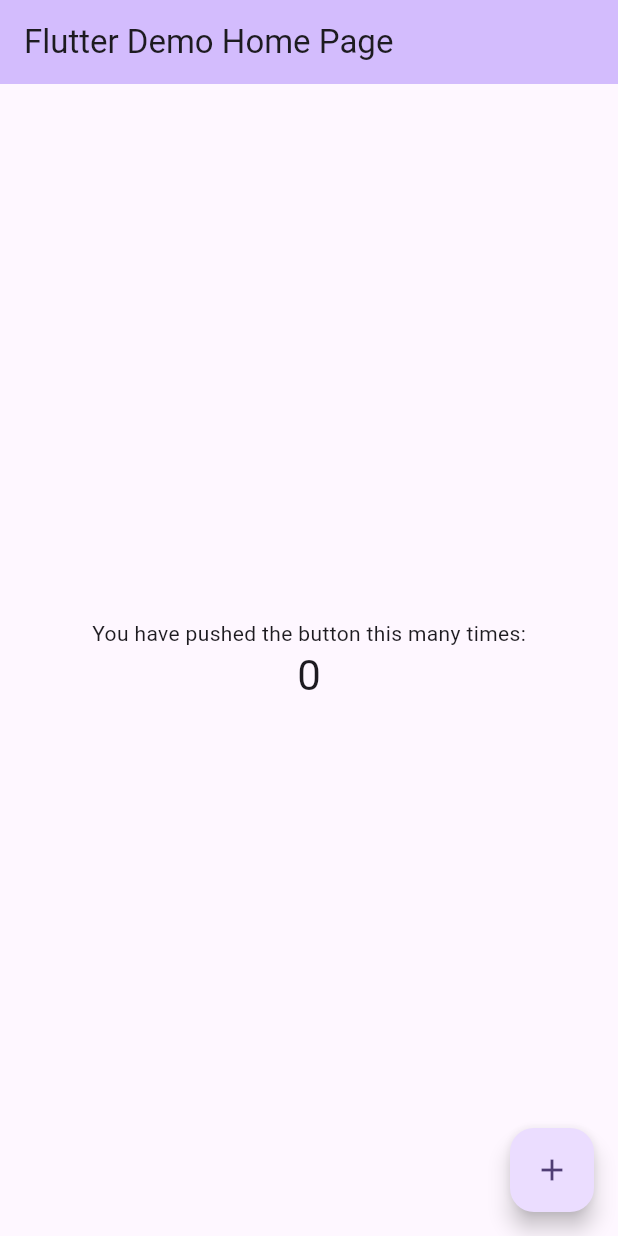
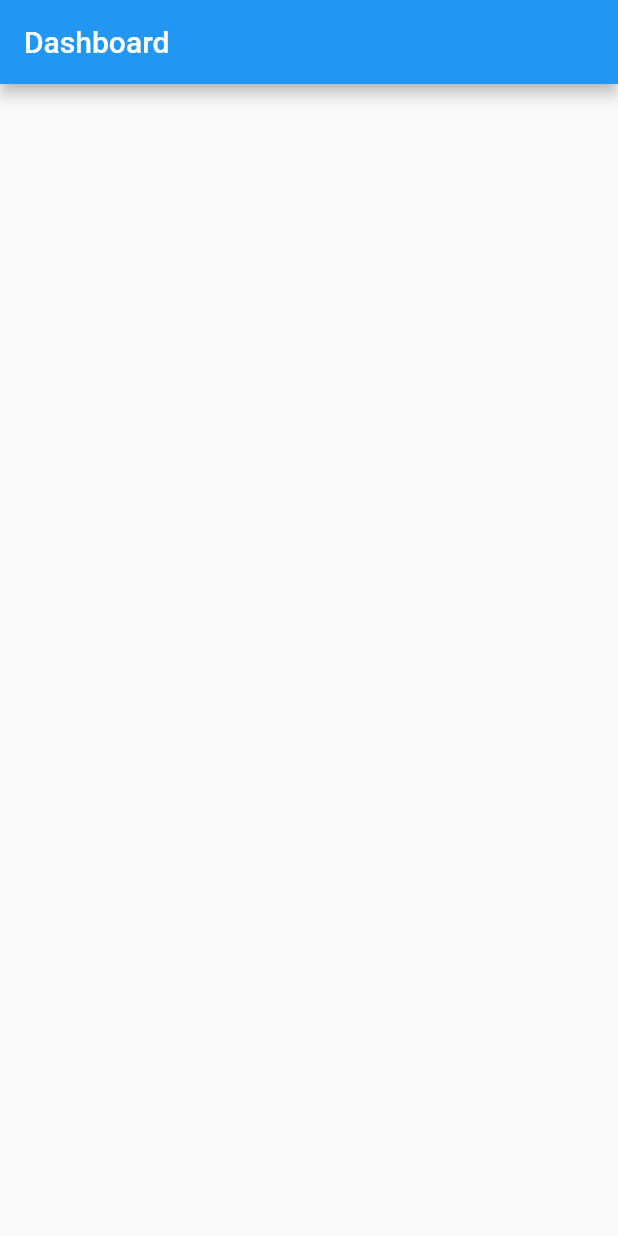
Before and after one commit to barcodew/LEARN-MOBILE, a Flutter app: the screen it shows after launch, on a phone screen of 412 x 824 dp. Run offline on Flutter 3.47's test engine with Material 2 defaults, Android fonts, the phone set to English and light mode, and no system bars.

Commit message:
update lagi

```diff
--- a/AppGojek/aplikasi_gojek/lib/main.dart
+++ b/AppGojek/aplikasi_gojek/lib/main.dart
@@ -1,4 +1,6 @@
 import 'package:flutter/material.dart';
+
+import 'pages/DashBoard.dart';
 
 void main() {
   runApp(const MyApp());
@@ -7,119 +9,10 @@ void main() {
 class MyApp extends StatelessWidget {
   const MyApp({super.key});
 
-  // This widget is the root of your application.
   @override
   Widget build(BuildContext context) {
     return MaterialApp(
-      title: 'Flutter Demo',
-      theme: ThemeData(
-        // This is the theme of your application.
-        //
-        // TRY THIS: Try running your application with "flutter run". You'll see
-        // the application has a blue toolbar. Then, without quitting the app,
-        // try changing the seedColor in the colorScheme below to Colors.green
-        // and then invoke "hot reload" (save your changes or press the "hot
-        // reload" button in a Flutter-supported IDE, or press "r" if you used
-        // the command line to start the app).
-        //
-        // Notice that the counter didn't reset back to zero; the application
-        // state is not lost during the reload. To reset the state, use hot
-        // restart instead.
-        //
-        // This works for code too, not just values: Most code changes can be
-        // tested with just a hot reload.
-        colorScheme: ColorScheme.fromSeed(seedColor: Colors.deepPurple),
-        useMaterial3: true,
-      ),
-      home: const MyHomePage(title: 'Flutter Demo Home Page'),
+      home: DashBoard(),
     );
   }
 }
-
-class MyHomePage extends StatefulWidget {
-  const MyHomePage({super.key, required this.title});
-
-  // This widget is the home page of your application. It is stateful, meaning
-  // that it has a State object (defined below) that contains fields that affect
-  // how it looks.
-
-  // This class is the configuration for the state. It holds the values (in this
-  // case the title) provided by the parent (in this case the App widget) and
-  // used by the build method of the State. Fields in a Widget subclass are
-  // always marked "final".
-
-  final String title;
-
-  @override
-  State<MyHomePage> createState() => _MyHomePageState();
-}
-
-class _MyHomePageState extends State<MyHomePage> {
-  int _counter = 0;
-
-  void _incrementCounter() {
-    setState(() {
-      // This call to setState tells the Flutter framework that something has
-      // changed in this State, which causes it to rerun the build method below
-      // so that the display can reflect the updated values. If we changed
-      // _counter without calling setState(), then the build method would not be
-      // called again, and so nothing would appear to happen.
-      _counter++;
-    });
-  }
-
-  @override
-  Widget build(BuildContext context) {
-    // This method is rerun every time setState is called, for instance as done
-    // by the _incrementCounter method above.
-    //
-    // The Flutter framework has been optimized to make rerunning build methods
-    // fast, so that you can just rebuild anything that needs updating rather
-    // than having to individually change instances of widgets.
-    return Scaffold(
-      appBar: AppBar(
-        // TRY THIS: Try changing the color here to a specific color (to
-        // Colors.amber, perhaps?) and trigger a hot reload to see the AppBar
-        // change color while the other colors stay the same.
-        backgroundColor: Theme.of(context).colorScheme.inversePrimary,
-        // Here we take the value from the MyHomePage object that was created by
-        // the App.build method, and use it to set our appbar title.
-        title: Text(widget.title),
-      ),
-      body: Center(
-        // Center is a layout widget. It takes a single child and positions it
-        // in the middle of the parent.
-        child: Column(
-          // Column is also a layout widget. It takes a list of children and
-          // arranges them vertically. By default, it sizes itself to fit its
-          // children horizontally, and tries to be as tall as its parent.
-          //
-          // Column has various properties to control how it sizes itself and
-          // how it positions its children. Here we use mainAxisAlignment to
-          // center the children vertically; the main axis here is the vertical
-          // axis because Columns are vertical (the cross axis would be
-          // horizontal).
-          //
-          // TRY THIS: Invoke "debug painting" (choose the "Toggle Debug Paint"
-          // action in the IDE, or press "p" in the console), to see the
-          // wireframe for each widget.
-          mainAxisAlignment: MainAxisAlignment.center,
-          children: <Widget>[
-            const Text(
-              'You have pushed the button this many times:',
-            ),
-            Text(
-              '$_counter',
-              style: Theme.of(context).textTheme.headlineMedium,
-            ),
-          ],
-        ),
-      ),
-      floatingActionButton: FloatingActionButton(
-        onPressed: _incrementCounter,
-        tooltip: 'Increment',
-        child: const Icon(Icons.add),
-      ), // This trailing comma makes auto-formatting nicer for build methods.
-    );
-  }
-}
--- /dev/null
+++ b/AppGojek/aplikasi_gojek/lib/pages/DashBoard.dart
@@ -0,0 +1,25 @@
+// ignore_for_file: camel_case_types, prefer_typing_uninitialized_variables
+
+import 'package:flutter/material.dart';
+
+class DashBoard extends StatelessWidget {
+  const DashBoard({Key? key}) : super(key: key);
+
+  @override
+  Widget build(BuildContext context) {
+    return Scaffold(
+      appBar: AppBar(
+        title: const Text("Dashboard"),
+        actions: const [],
+      ),
+      body: SingleChildScrollView(
+        child: Container(
+          padding: const EdgeInsets.all(10.0),
+          child: Column(
+            children: [],
+          ),
+        ),
+      ),
+    );
+  }
+}
```
